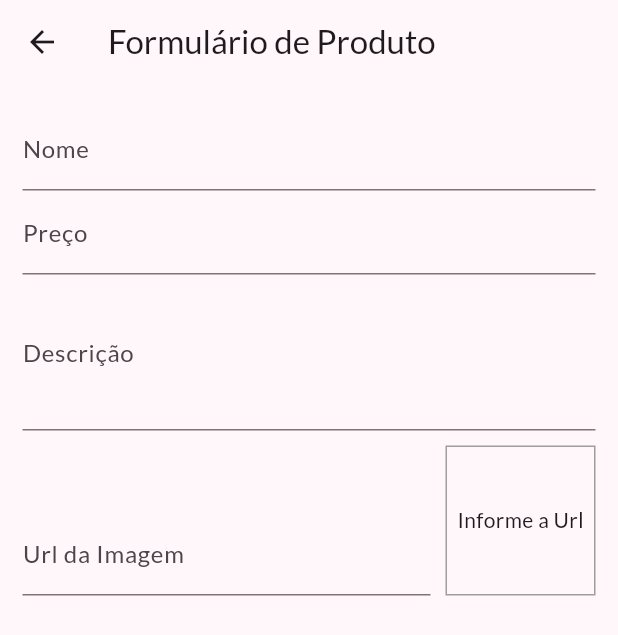
After one commit to FernandoAvellar/loja, a Flutter app: the ProductFormPage screen opened by its route, on a phone screen of 412 x 824 dp. The commit adds this screen. Shown: the top 635 px of the screen. Run offline on Flutter 3.47's test engine with Material 3 defaults, Android fonts, the phone set to English and light mode, and no system bars; network calls fail.

Commit message:
Add insert product page

```diff
--- a/lib/main.dart
+++ b/lib/main.dart
@@ -5,7 +5,9 @@
 import 'package:loja/pages/cart_page.dart';
 import 'package:loja/pages/orders_page.dart';
 import 'package:loja/pages/product_detail_page.dart';
+import 'package:loja/pages/product_form_page.dart';
 import 'package:loja/pages/products_overview_page.dart';
+import 'package:loja/pages/products_page.dart';
 import 'package:provider/provider.dart';
 
 import 'utils/app_routes.dart';
@@ -47,6 +49,8 @@
           AppRoutes.PRODUCT_DETAIL: (ctx) => const ProductDetailPage(),
           AppRoutes.CART: (ctx) => const CartPage(),
           AppRoutes.ORDERS: (ctx) => const OrdersPage(),
+          AppRoutes.PRODUCTS: (ctx) => const ProductsPage(),
+          AppRoutes.PRODUCT_FORM: (ctx) => const ProductFormPage(),
         },
         debugShowCheckedModeBanner: false,
       ),
--- a/lib/models/product_list.dart
+++ b/lib/models/product_list.dart
@@ -13,4 +13,8 @@
     _items.add(product);
     notifyListeners();
   }
+
+  int get itemsCount {
+    return _items.length;
+  }
 }
--- /dev/null
+++ b/lib/pages/product_form_page.dart
@@ -0,0 +1,102 @@
+import 'package:flutter/material.dart';
+
+class ProductFormPage extends StatefulWidget {
+  const ProductFormPage({super.key});
+
+  @override
+  State<ProductFormPage> createState() => _ProductFormPageState();
+}
+
+class _ProductFormPageState extends State<ProductFormPage> {
+  final _imageUrlController = TextEditingController();
+  final _imageUrlFocus = FocusNode();
+
+  @override
+  void initState() {
+    super.initState();
+    _imageUrlFocus.addListener(updateImage);
+  }
+
+  @override
+  void dispose() {
+    super.dispose();
+    _imageUrlFocus.removeListener(updateImage);
+    _imageUrlFocus.dispose();
+  }
+
+  void updateImage() {
+    setState(() {});
+  }
+
+  @override
+  Widget build(BuildContext context) {
+    return Scaffold(
+      appBar: AppBar(
+        title: const Text('Formulário de Produto'),
+      ),
+      body: Padding(
+        padding: const EdgeInsets.all(15.0),
+        child: Form(
+            child: ListView(
+          children: [
+            TextFormField(
+              decoration: const InputDecoration(labelText: 'Nome'),
+              textInputAction: TextInputAction.next,
+            ),
+            TextFormField(
+              decoration: const InputDecoration(labelText: 'Preço'),
+              textInputAction: TextInputAction.next,
+              keyboardType: const TextInputType.numberWithOptions(
+                  decimal: true, signed: false),
+            ),
+            TextFormField(
+              decoration: const InputDecoration(labelText: 'Descrição'),
+              keyboardType: TextInputType.multiline,
+              maxLines: 3,
+            ),
+            Row(
+              crossAxisAlignment: CrossAxisAlignment.end,
+              children: [
+                Expanded(
+                  child: TextFormField(
+                    decoration:
+                        const InputDecoration(labelText: 'Url da Imagem'),
+                    keyboardType: TextInputType.url,
+                    textInputAction: TextInputAction.done,
+                    focusNode: _imageUrlFocus,
+                    controller: _imageUrlController,
+                  ),
+                ),
+                Container(
+                  height: 100,
+                  width: 100,
+                  margin: const EdgeInsets.only(
+                    top: 10,
+                    left: 10,
+                  ),
+                  decoration: BoxDecoration(
+                    border: Border.all(
+                      color: Colors.grey,
+                      width: 1,
+                    ),
+                  ),
+                  alignment: Alignment.center,
+                  child: _imageUrlController.text.isEmpty
+                      ? const Text('Informe a Url')
+                      : FittedBox(
+                          fit: BoxFit.cover,
+                          child: Image.network(
+                            _imageUrlController.text,
+                            width: 100,
+                            height: 100,
+                          ),
+                        ),
+                )
+              ],
+            ),
+          ],
+        )),
+      ),
+    );
+  }
+}
--- a/lib/utils/app_routes.dart
+++ b/lib/utils/app_routes.dart
@@ -5,4 +5,6 @@
   static const PRODUCT_DETAIL = '/product-detail';
   static const CART = '/cart';
   static const ORDERS = '/orders';
+  static const PRODUCTS = '/products';
+  static const PRODUCT_FORM = '/product-form';
 }
```
Also changed, not shown: lib/components/app_drawer.dart (+10 -0 lines), lib/components/product_item.dart (added, +38 -0 lines), lib/pages/products_page.dart (added, +43 -0 lines).
